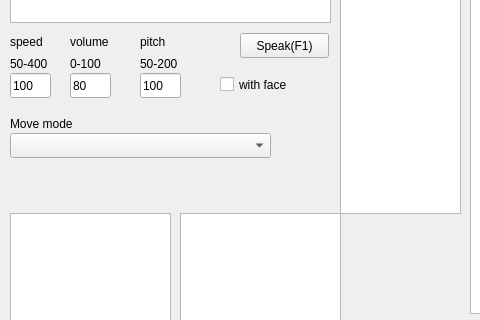
Qt form cpp2/mainwindow.ui (yangchihyuan/RobotNurseHelper) before a commit; both pictures show x 0 to 480 and y 267 to 587 of the 1126 by 857 pixel window.
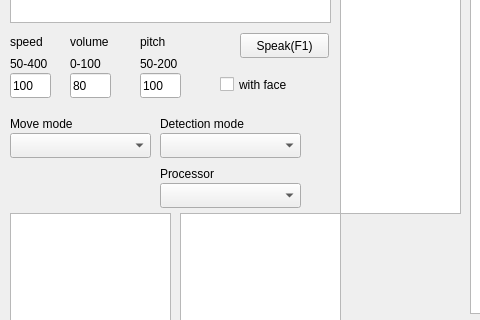
The same form after that commit.

What changed in the file:
```diff
--- a/cpp2/mainwindow.ui
+++ b/cpp2/mainwindow.ui
@@ -477,7 +477,7 @@
      <rect>
       <x>10</x>
       <y>400</y>
-      <width>261</width>
+      <width>141</width>
       <height>25</height>
      </rect>
     </property>
@@ -744,6 +744,52 @@
      <bool>false</bool>
     </property>
    </widget>
+   <widget class="QLabel" name="label_24">
+    <property name="geometry">
+     <rect>
+      <x>160</x>
+      <y>380</y>
+      <width>111</width>
+      <height>21</height>
+     </rect>
+    </property>
+    <property name="text">
+     <string>Detection mode</string>
+    </property>
+   </widget>
+   <widget class="QComboBox" name="comboBox_DetectionMode">
+    <property name="geometry">
+     <rect>
+      <x>160</x>
+      <y>400</y>
+      <width>141</width>
+      <height>25</height>
+     </rect>
+    </property>
+   </widget>
+   <widget class="QLabel" name="label_25">
+    <property name="geometry">
+     <rect>
+      <x>160</x>
+      <y>430</y>
+      <width>111</width>
+      <height>21</height>
+     </rect>
+    </property>
+    <property name="text">
+     <string>Processor</string>
+    </property>
+   </widget>
+   <widget class="QComboBox" name="comboBox_Processor">
+    <property name="geometry">
+     <rect>
+      <x>160</x>
+      <y>450</y>
+      <width>141</width>
+      <height>25</height>
+     </rect>
+    </property>
+   </widget>
   </widget>
   <widget class="QStatusBar" name="statusbar"/>
  </widget>
```
